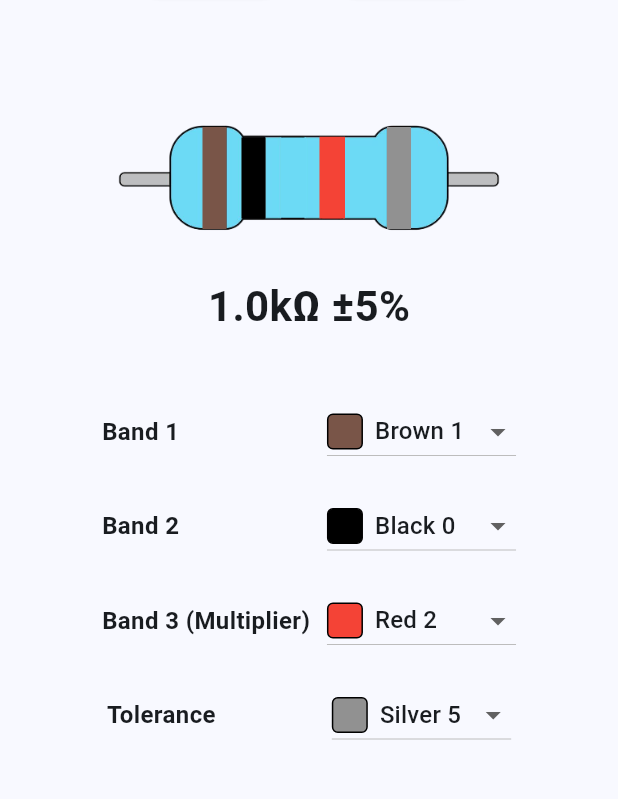
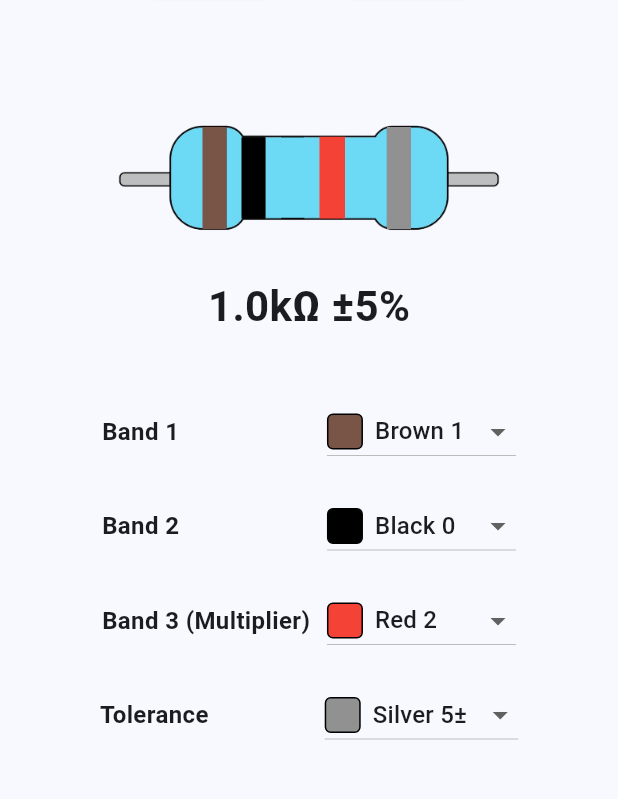
Before and after one commit to abod8639/Ohm_Color, a Flutter app: the screen it shows after launch, in the side drawer, after a tap on "Home", on a phone screen of 412 x 824 dp, the part 128-927 px from its top. Run offline on Flutter 3.47's test engine with Material 3 defaults, Android fonts, the phone set to English and light mode, and no system bars; our stand-ins replace get, toggle_switch; statements that could not run were skipped.

Commit message:
fix BuildToleranceSelector

```diff
--- a/lib/controller/controller.dart
+++ b/lib/controller/controller.dart
@@ -27,16 +27,17 @@ class OhmCalculatorController extends GetxController {
     'Silver': {'value': 5, 'color': const Color.fromARGB(255, 145, 145, 145)},
   };
   final tolerancecolorCodes = {
-    'Black': {'value': 0, 'color': Colors.black},
+    // 'Black': {'value': 0, 'color': Colors.black},
     'Brown': {'value': 1, 'color': Colors.brown},
     'Red': {'value': 2, 'color': Colors.red},
     // 'Orange': {'value': 3, 'color': Colors.orange},
     // 'Yellow': {'value': 4, 'color': Colors.yellow},
     // 'Green': {'value': 5, 'color': Colors.green},
-    'Blue': {'value': 6, 'color': Colors.blue},
-    'Violet': {'value': 7, 'color': Colors.purple},
+    // 'Blue': {'value': 6, 'color': Colors.blue},
+    // 'Violet': {'value': 7, 'color': Colors.purple},
+    'Silver': {'value': 5, 'color': const Color.fromARGB(255, 145, 145, 145)},
     'Gold': {'value': 10, 'color': const Color.fromARGB(255, 208, 173, 2)},
-    'Silver': {'value': 5, 'color': const Color.fromARGB(255, 145, 145, 145)},
+    'White': {'value': 20, 'color': Colors.white},
   };
 
   //------------------------------------------------------------------------
@@ -69,7 +70,7 @@ class OhmCalculatorController extends GetxController {
     int secondDigit = colorCodes[secondBand.value]!['value'] as int;
 
     int multiplier = colorCodes[multiplierBand.value]!['value'] as int;
-    int tolerance = colorCodes[toleranceBand.value]!['value'] as int;
+    int tolerance = tolerancecolorCodes[toleranceBand.value]!['value'] as int;
 
     double resistanceValue =
         (firstDigit * 10.0 + secondDigit) * pow(10, multiplier);
--- a/lib/view/widget/ItembandList.dart
+++ b/lib/view/widget/ItembandList.dart
@@ -61,7 +61,7 @@ Widget ItembandList(OhmCalculatorController controller) {
 
       BuildToleranceSelector(
         controller.toleranceBand,
-        colorCodes: controller.tolerancecolorCodes,
+        tolerancecolorCodes: controller.tolerancecolorCodes,
         onChanged: (value) => controller.toleranceBand.value = value!,
       ),
       const SizedBox(height: 30),
--- a/lib/view/widget/buildColorBandSelector.dart
+++ b/lib/view/widget/buildColorBandSelector.dart
@@ -4,7 +4,7 @@ import 'package:get/get.dart';
 Widget BuildColorBandSelector(
   String label,
   Rx<String> selectedValue,
-  Map<String, Map<String, dynamic>> tolerancecolorCodes, {
+  Map<String, Map<String, dynamic>> colorCodes, {
   required Function(String?) onChanged,
 }) {
   return Row(
@@ -23,9 +23,7 @@ Widget BuildColorBandSelector(
           value: selectedValue.value,
           onChanged: onChanged,
           items:
-              tolerancecolorCodes.keys.map<DropdownMenuItem<String>>((
-                String color,
-              ) {
+              colorCodes.keys.map<DropdownMenuItem<String>>((String color) {
                 return DropdownMenuItem<String>(
                   value: color,
                   child: Row(
@@ -34,13 +32,13 @@ Widget BuildColorBandSelector(
                         width: 24,
                         height: 24,
                         decoration: BoxDecoration(
-                          color: tolerancecolorCodes[color]!['color'] as Color,
+                          color: colorCodes[color]!['color'] as Color,
                           border: Border.all(color: Colors.black, width: 1),
                           borderRadius: BorderRadius.circular(4),
                         ),
                       ),
                       const SizedBox(width: 8),
-                      Text("$color ${tolerancecolorCodes[color]!['value']} "),
+                      Text("$color ${colorCodes[color]!['value']} "),
                     ],
                   ),
                 );
--- a/lib/view/widget/buildToleranceSelector.dart
+++ b/lib/view/widget/buildToleranceSelector.dart
@@ -4,7 +4,7 @@ import 'package:get/get.dart';
 Widget BuildToleranceSelector(
   Rx<String> selectedValue, {
   required Function(String?) onChanged,
-  required Map<String, Map<String, dynamic>> colorCodes,
+  required Map<String, Map<String, dynamic>> tolerancecolorCodes,
 }) {
   return Row(
     mainAxisAlignment: MainAxisAlignment.center,
@@ -22,7 +22,7 @@ Widget BuildToleranceSelector(
           value: selectedValue.value,
           onChanged: onChanged,
           items:
-              ['Silver', 'Gold', 'Brown', 'Red'].map<DropdownMenuItem<String>>((
+              tolerancecolorCodes.keys.map<DropdownMenuItem<String>>((
                 String color,
               ) {
                 return DropdownMenuItem<String>(
@@ -33,17 +33,13 @@ Widget BuildToleranceSelector(
                         width: 24,
                         height: 24,
                         decoration: BoxDecoration(
-                          color: colorCodes[color]!['color'] as Color,
-
-                          // (color == 'Gold')
-                          //     ? const Color.fromARGB(255, 208, 173, 2)
-                          //     : const Color.fromARGB(255, 145, 145, 145),
+                          color: tolerancecolorCodes[color]!['color'] as Color,
                           border: Border.all(color: Colors.black, width: 1),
                           borderRadius: BorderRadius.circular(4),
                         ),
                       ),
                       const SizedBox(width: 8),
-                      Text("$color ${colorCodes[color]!['value']} "),
+                      Text("$color ${tolerancecolorCodes[color]!['value']}±"),
                     ],
                   ),
                 );
```
